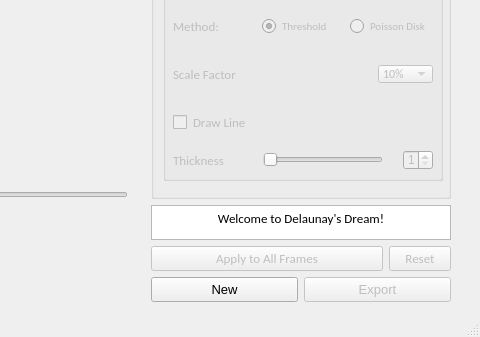
Qt form DelaunayDream/gui/gui.ui (chensation/Delaunay-Dream) before a commit; both pictures show x 780 to 1260 and y 342 to 679 of the 1260 by 679 pixel window.
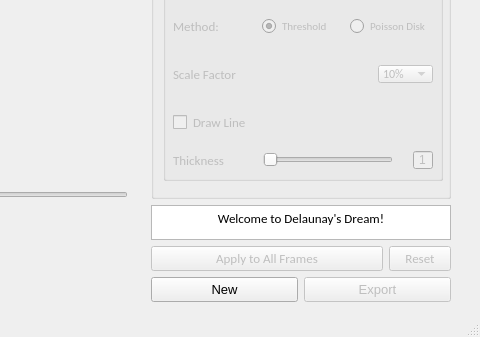
The same form after that commit. Custom widgets are drawn as their Qt base class.

Commit message: Toggle switches colors on disable, video slider expandsand spinBox/slider bug fixed

Patch:
```diff
--- a/DelaunayDream/gui/gui.ui
+++ b/DelaunayDream/gui/gui.ui
@@ -1600,13 +1600,13 @@
                </property>
                <property name="minimumSize">
                 <size>
-                 <width>120</width>
+                 <width>130</width>
                  <height>20</height>
                 </size>
                </property>
                <property name="maximumSize">
                 <size>
-                 <width>120</width>
+                 <width>130</width>
                  <height>20</height>
                 </size>
                </property>
@@ -1647,13 +1647,13 @@
                </property>
                <property name="minimumSize">
                 <size>
-                 <width>30</width>
+                 <width>20</width>
                  <height>20</height>
                 </size>
                </property>
                <property name="maximumSize">
                 <size>
-                 <width>30</width>
+                 <width>20</width>
                  <height>20</height>
                 </size>
                </property>
@@ -1669,6 +1669,12 @@
                <property name="statusTip">
                 <string>Adjust Line Thickness (1 - 5)</string>
                </property>
+               <property name="alignment">
+                <set>Qt::AlignCenter</set>
+               </property>
+               <property name="buttonSymbols">
+                <enum>QAbstractSpinBox::NoButtons</enum>
+               </property>
                <property name="minimum">
                 <number>1</number>
                </property>
```
Left out of the diff: 90 changed lines with no effect on the pictures. The commit also changes 2 other files.
